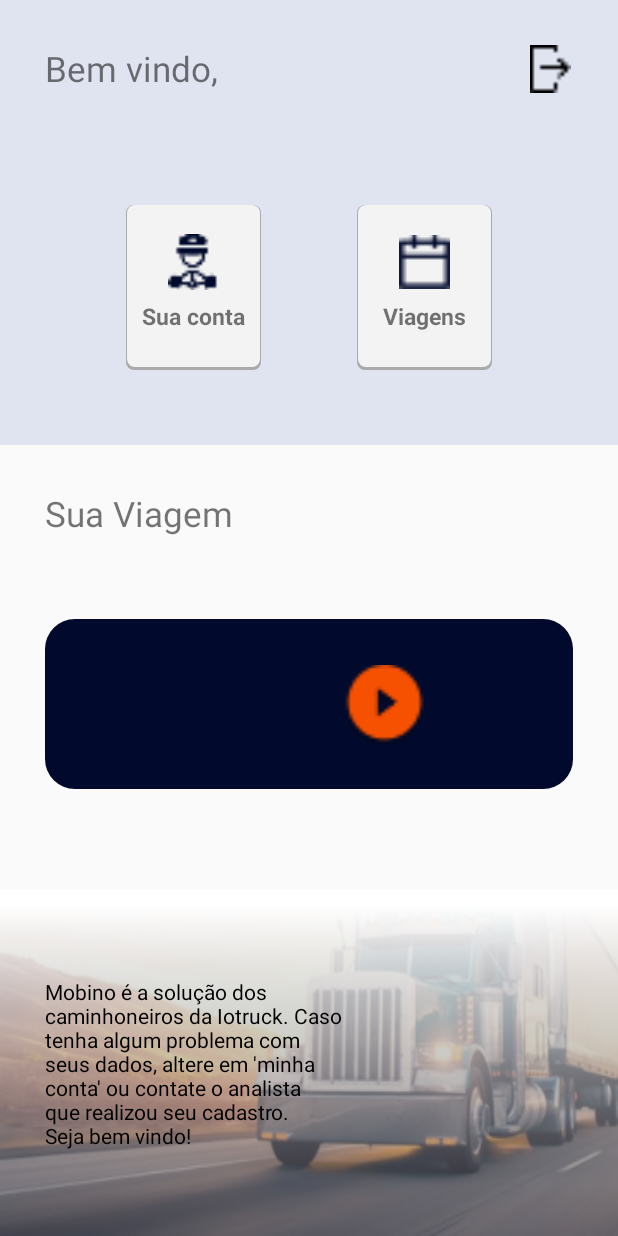
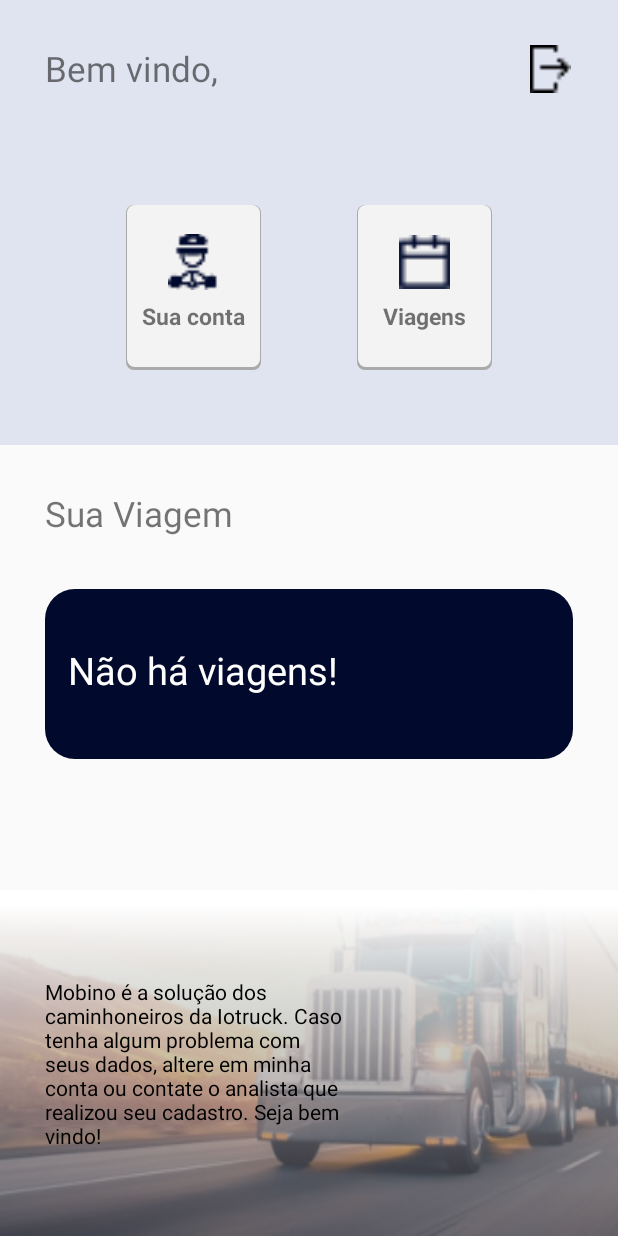
Before and after one commit to iotruck/mobino, an Android app: the HomeActivity screen opened directly, with no data from a screen before it, on a phone screen of 412 x 824 dp. Run offline under Robolectric (Android 15) with nearby library versions, the phone set to English and light mode, and no system bars; 2 statements that could not run were skipped.

Commit message:
Atualizando estrutura da home para viagem

```diff
--- a/app/src/main/java/br/com/iotruck/mobino/feature/home/services/interfaces/HomeServiceInterface.kt
+++ b/app/src/main/java/br/com/iotruck/mobino/feature/home/services/interfaces/HomeServiceInterface.kt
@@ -9,6 +9,6 @@ import retrofit2.http.Path
 interface HomeServiceInterface {
 
     @Headers("Content-Type: application/json")
-    @GET("travel/")
+    @GET("travel/trucker/latter/{id}")
     fun getLastTravel(@Path("id") id : Int): Call<Travel>
 }
--- a/app/src/main/java/br/com/iotruck/mobino/feature/home/view/HomeActivity.kt
+++ b/app/src/main/java/br/com/iotruck/mobino/feature/home/view/HomeActivity.kt
@@ -1,19 +1,19 @@
 package br.com.iotruck.mobino.feature.home.view
 
-import android.content.Context
 import android.content.Intent
 import androidx.appcompat.app.AppCompatActivity
 import android.os.Bundle
-import android.os.Handler
 import android.view.View
+import android.widget.ImageView
 import android.widget.TextView
+import androidx.core.view.isGone
 import br.com.iotruck.mobino.R
 import br.com.iotruck.mobino.commons.db.DatabaseHandler
 import br.com.iotruck.mobino.feature.account.view.AccountActivity
 import br.com.iotruck.mobino.feature.login.model.Trucker
-import br.com.iotruck.mobino.feature.login.services.TruckerService
 import br.com.iotruck.mobino.feature.login.view.LoginActivity
 import br.com.iotruck.mobino.feature.schedule.view.ScheduleActivity
+import br.com.iotruck.mobino.model.Travel
 
 class HomeActivity() : AppCompatActivity() {
 
@@ -23,12 +23,19 @@ class HomeActivity() : AppCompatActivity() {
     override fun onCreate(savedInstanceState: Bundle?) {
         super.onCreate(savedInstanceState)
         setContentView(R.layout.activity_home)
-
         val tvNameTrucker: TextView = findViewById(R.id.tv_user_name)
         tvNameTrucker.text = trucker.name
-
-
-
+        var tvCodeTravel : TextView = findViewById(R.id.tv_code_travel)
+        var tvRetomar : TextView = findViewById(R.id.tv_retomar)
+        var ivBtn :  ImageView = findViewById(R.id.iv_play)
+        if (intent.getSerializableExtra("lastTravel") != null){
+            val travel : Travel = intent.getSerializableExtra("lastTravel") as Travel
+            tvCodeTravel.text = travel.code
+        }else{
+            tvCodeTravel.text = "Não há viagens!"
+            tvRetomar.text = ""
+            ivBtn.isGone = true
+        }
     }
 
     fun logout(v: View) {
@@ -43,6 +50,4 @@ class HomeActivity() : AppCompatActivity() {
     fun goToTravels(v: View) {
         startActivity(Intent(this, ScheduleActivity::class.java))
     }
-
-
 }
--- a/app/src/main/java/br/com/iotruck/mobino/feature/login/services/TruckerService.kt
+++ b/app/src/main/java/br/com/iotruck/mobino/feature/login/services/TruckerService.kt
@@ -4,6 +4,7 @@ import android.content.Context
 import android.content.Intent
 import android.util.Log
 import android.widget.Toast
+import android.window.SplashScreen
 import androidx.appcompat.app.AppCompatActivity
 import androidx.core.content.ContextCompat.startActivity
 import retrofit2.Call
@@ -13,6 +14,7 @@ import br.com.iotruck.mobino.commons.builder.ServiceBuilder
 import br.com.iotruck.mobino.commons.db.DatabaseHandler
 import br.com.iotruck.mobino.commons.network.NetworkStatus
 import br.com.iotruck.mobino.feature.home.view.HomeActivity
+import br.com.iotruck.mobino.feature.loading.LoadingActivity
 import br.com.iotruck.mobino.feature.login.model.Trucker
 import br.com.iotruck.mobino.feature.login.model.TruckerLogin
 import br.com.iotruck.mobino.feature.login.services.interfaces.TruckerServiceInterface
@@ -35,7 +37,7 @@ class TruckerService{
 
                         if (response.isSuccessful) {
                             DatabaseHandler.addTrucker(response.body() as Trucker)
-                            val redirect = Intent(pakageContext, HomeActivity::class.java)
+                            val redirect = Intent(pakageContext, LoadingActivity::class.java)
                             redirect.putExtra("truckerInfo", response.body())
                             startActivity(pakageContext, redirect, null)
                         } else {
--- a/app/src/main/java/br/com/iotruck/mobino/feature/main/view/MainActivity.kt
+++ b/app/src/main/java/br/com/iotruck/mobino/feature/main/view/MainActivity.kt
@@ -8,6 +8,7 @@ import android.os.Handler
 import br.com.iotruck.mobino.R
 import br.com.iotruck.mobino.commons.db.DatabaseHandler
 import br.com.iotruck.mobino.feature.home.view.HomeActivity
+import br.com.iotruck.mobino.feature.loading.LoadingActivity
 import br.com.iotruck.mobino.feature.login.model.Trucker
 import br.com.iotruck.mobino.feature.login.view.LoginActivity
 
@@ -32,7 +33,7 @@ class MainActivity : AppCompatActivity() {
             startLogin()
         } else {
             startActivity(
-                Intent(this, HomeActivity::class.java),
+                Intent(this, LoadingActivity::class.java),
                 ActivityOptions.makeSceneTransitionAnimation(this).toBundle()
             )
         }
--- a/app/src/main/java/br/com/iotruck/mobino/model/Analyst.kt
+++ b/app/src/main/java/br/com/iotruck/mobino/model/Analyst.kt
@@ -1,9 +1,10 @@
 package br.com.iotruck.mobino.model
 
 import com.google.gson.annotations.SerializedName
+import java.io.Serializable
 
 data class Analyst(
     @SerializedName("id")
     var id : Int,
     @SerializedName("name")
-    var name : String)
+    var name : String) : Serializable
--- a/app/src/main/java/br/com/iotruck/mobino/model/Location.kt
+++ b/app/src/main/java/br/com/iotruck/mobino/model/Location.kt
@@ -1,6 +1,7 @@
 package br.com.iotruck.mobino.model
 
 import com.google.gson.annotations.SerializedName
+import java.io.Serializable
 
 data class Location(
     @SerializedName("id")
@@ -11,4 +12,4 @@ data class Location(
     var latitude : Double,
     @SerializedName("longitude")
     var longitude : Double
-)
+) : Serializable
--- a/app/src/main/java/br/com/iotruck/mobino/model/Travel.kt
+++ b/app/src/main/java/br/com/iotruck/mobino/model/Travel.kt
@@ -3,6 +3,7 @@ package br.com.iotruck.mobino.model
 import br.com.iotruck.mobino.feature.login.model.Trucker
 import br.com.iotruck.mobino.model.enum.Status
 import com.google.gson.annotations.SerializedName
+import java.io.Serializable
 
 
 data class Travel(
@@ -25,6 +26,5 @@ data class Travel(
     @SerializedName("trucker")
     var trucker: Trucker,
     @SerializedName("status")
-    var status: Status,
-
-)
+    var status: Status
+): Serializable
--- a/app/src/main/java/br/com/iotruck/mobino/model/Truck.kt
+++ b/app/src/main/java/br/com/iotruck/mobino/model/Truck.kt
@@ -1,6 +1,7 @@
 package br.com.iotruck.mobino.model
 
 import com.google.gson.annotations.SerializedName
+import java.io.Serializable
 
 data class Truck(
     @SerializedName("id")
@@ -11,4 +12,4 @@ data class Truck(
     var truckBrand : String,
     @SerializedName("truckType")
     var truckType: TruckType
-)
+) : Serializable
--- a/app/src/main/res/layout/activity_home.xml
+++ b/app/src/main/res/layout/activity_home.xml
@@ -170,7 +170,6 @@
             android:id="@+id/container_retomar"
             android:layout_width="match_parent"
             android:layout_height="0dp"
-            android:layout_marginTop="20dp"
             android:background="@drawable/card_blue"
             android:padding="15dp"
             app:layout_constraintEnd_toEndOf="@id/container_next"
@@ -182,6 +181,7 @@
             <TextView
                 android:id="@+id/tv_retomar"
                 android:layout_width="wrap_content"
+                android:text="Retomar viagem"
                 android:layout_height="wrap_content"
                 android:textColor="@color/white"
                 android:textSize="15sp"
@@ -192,13 +192,13 @@
                 android:id="@+id/tv_code_travel"
                 android:layout_width="220dp"
                 android:layout_height="wrap_content"
-
                 android:textColor="@color/white"
                 android:textSize="25sp"
                 app:layout_constraintStart_toStartOf="@id/container_retomar"
                 app:layout_constraintTop_toBottomOf="@id/tv_retomar" />
 
             <ImageView
+                android:id="@+id/iv_play"
                 android:layout_width="55dp"
                 android:layout_height="55dp"
                 android:layout_marginLeft="100dp"
@@ -229,8 +229,7 @@
             android:layout_width="200dp"
             android:layout_height="wrap_content"
             android:orientation="vertical"
-            android:text="Mobino é a solução dos caminhoneiros da Iotruck. Caso tenha algum problema com seus dados, altere em 'minha conta' ou contate o analista que realizou seu cadastro.
-            Seja bem vindo!"
+            android:text="@string/tv_solution"
             android:textColor="@color/black"
             android:textSize="14sp"
             app:layout_constraintBottom_toBottomOf="parent"
--- a/app/src/main/res/layout/activity_loading.xml
+++ b/app/src/main/res/layout/activity_loading.xml
@@ -29,7 +29,6 @@
         app:layout_constraintBottom_toTopOf="@id/pb_loading"
         app:layout_constraintTop_toBottomOf="@id/iv_logo1"
         android:textSize="16sp"
-
         android:layout_marginTop="10dp"/>
 
 
@@ -44,6 +43,4 @@
             android:layout_marginTop="80dp"
             />
 
-
-
 </androidx.constraintlayout.widget.ConstraintLayout>
```
Also changed, not shown: app/src/main/java/br/com/iotruck/mobino/feature/home/services/HomeService.kt (+18 -2 lines), app/src/main/java/br/com/iotruck/mobino/feature/loading/LoadingActivity.kt (+11 -0 lines).
